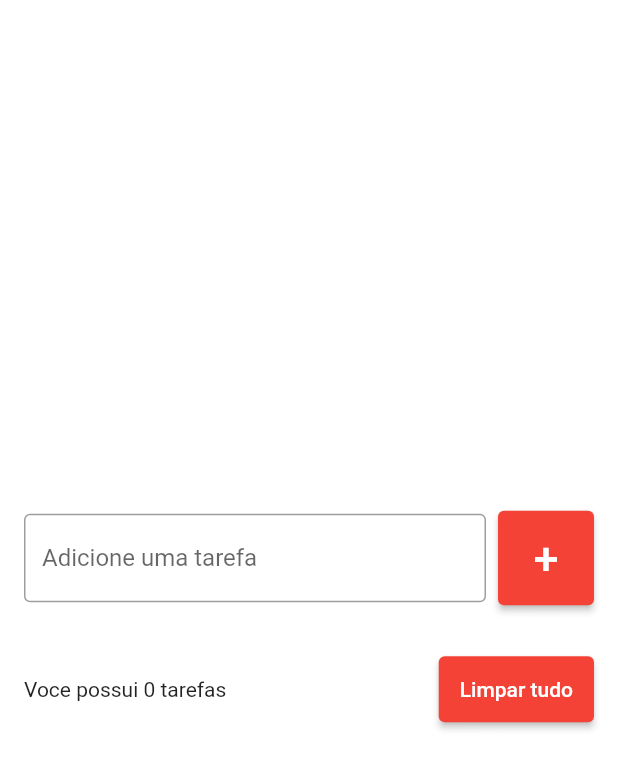
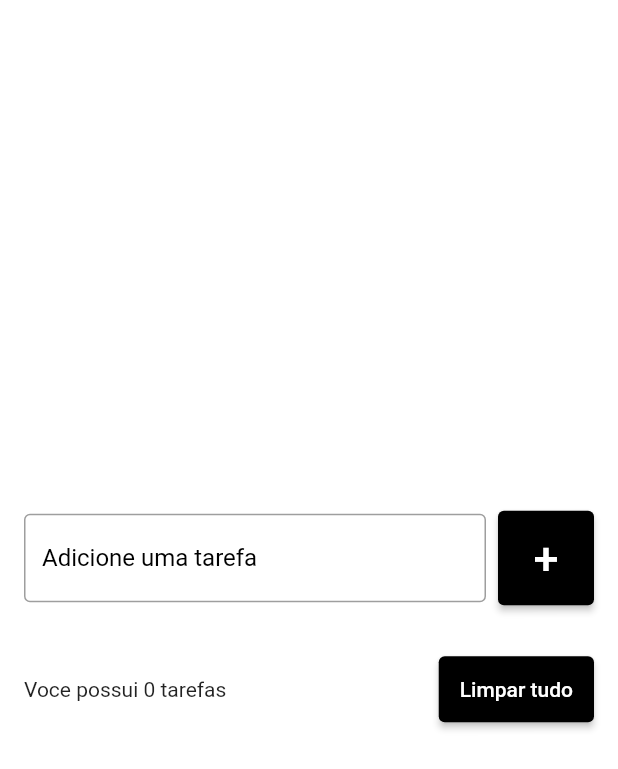
Before and after one commit to GabrielAlvesDoCarmo/lista_tarefas, a Flutter app: the screen it shows after launch, on a phone screen of 412 x 824 dp. Shown: the top 769 px of the screen. Run offline on Flutter 3.47's test engine with Material 2 defaults, Android fonts, the light colour scheme and no system bars; our stand-ins replace flutter_slidable, shared_preferences.

Commit message:
projeto finalizado

```diff
--- a/lib/pages/to_do_list_page.dart
+++ b/lib/pages/to_do_list_page.dart
@@ -17,6 +17,7 @@ class _ToDoListPageState extends State<ToDoListPage> {
   final ToDoRepository toDoRepository = ToDoRepository();
   ToDo? deletedTodo;
   int? deletedPosition;
+  String? errorText;
 
   @override
   void initState() {
@@ -45,10 +46,20 @@ class _ToDoListPageState extends State<ToDoListPage> {
                       flex: 8,
                       child: TextField(
                         controller: todosController,
-                        decoration: const InputDecoration(
-                          border: OutlineInputBorder(),
+                        decoration: InputDecoration(
+                          focusedBorder: const OutlineInputBorder(
+                            borderSide: BorderSide(
+                              color: Colors.black,
+                              width: 3,
+                            ),
+                          ),
+                          labelStyle: const TextStyle(
+                            color: Colors.black,
+                          ),
+                          border: const OutlineInputBorder(),
                           labelText: "Adicione uma tarefa",
                           hintText: "Ex. Estudo flutter",
+                          errorText: errorText,
                         ),
                       ),
                     ),
@@ -57,7 +68,7 @@ class _ToDoListPageState extends State<ToDoListPage> {
                     ),
                     ElevatedButton(
                       style: ElevatedButton.styleFrom(
-                        primary: Colors.red,
+                        primary: Colors.black,
                         padding: const EdgeInsets.all(14),
                       ),
                       onPressed: onPressButton,
@@ -94,7 +105,7 @@ class _ToDoListPageState extends State<ToDoListPage> {
                     ElevatedButton(
                       onPressed: removeAll,
                       style: ElevatedButton.styleFrom(
-                          primary: Colors.red, padding: EdgeInsets.all(14)),
+                          primary: Colors.black, padding: EdgeInsets.all(14)),
                       child: const Text("Limpar tudo"),
                     )
                   ],
@@ -110,11 +121,14 @@ class _ToDoListPageState extends State<ToDoListPage> {
   void onPressButton() {
     var todoTitle = todosController.text.toString();
     if (todoTitle.isEmpty) {
-      return;
+      setState(() {
+        errorText = " Campo em branco";
+      });
     } else {
       var todo = ToDo(title: todoTitle, date: DateTime.now());
       setState(() {
         todos.add(todo);
+        errorText = null;
       });
       todosController.clear();
       toDoRepository.saveToDoList(todos);
@@ -145,8 +159,9 @@ class _ToDoListPageState extends State<ToDoListPage> {
                   Navigator.of(context).pop();
                   todos.clear();
                 });
+                toDoRepository.saveToDoList(todos);
               },
-              style: TextButton.styleFrom(primary: Colors.red),
+              style: TextButton.styleFrom(primary: Colors.black),
               child: const Text("Limpar Tudo"),
             )
           ],
@@ -161,17 +176,19 @@ class _ToDoListPageState extends State<ToDoListPage> {
     setState(() {
       todos.remove(todo);
     });
+    toDoRepository.saveToDoList(todos);
     ScaffoldMessenger.of(context).clearSnackBars();
     ScaffoldMessenger.of(context).showSnackBar(
       SnackBar(
         backgroundColor: Colors.white,
         action: SnackBarAction(
-          textColor: Colors.red,
+          textColor: Colors.black,
           label: "Desfazer ação",
           onPressed: () {
             setState(() {
               todos.insert(deletedPosition!, deletedTodo!);
             });
+            toDoRepository.saveToDoList(todos);
           },
         ),
         content: Text(
```
